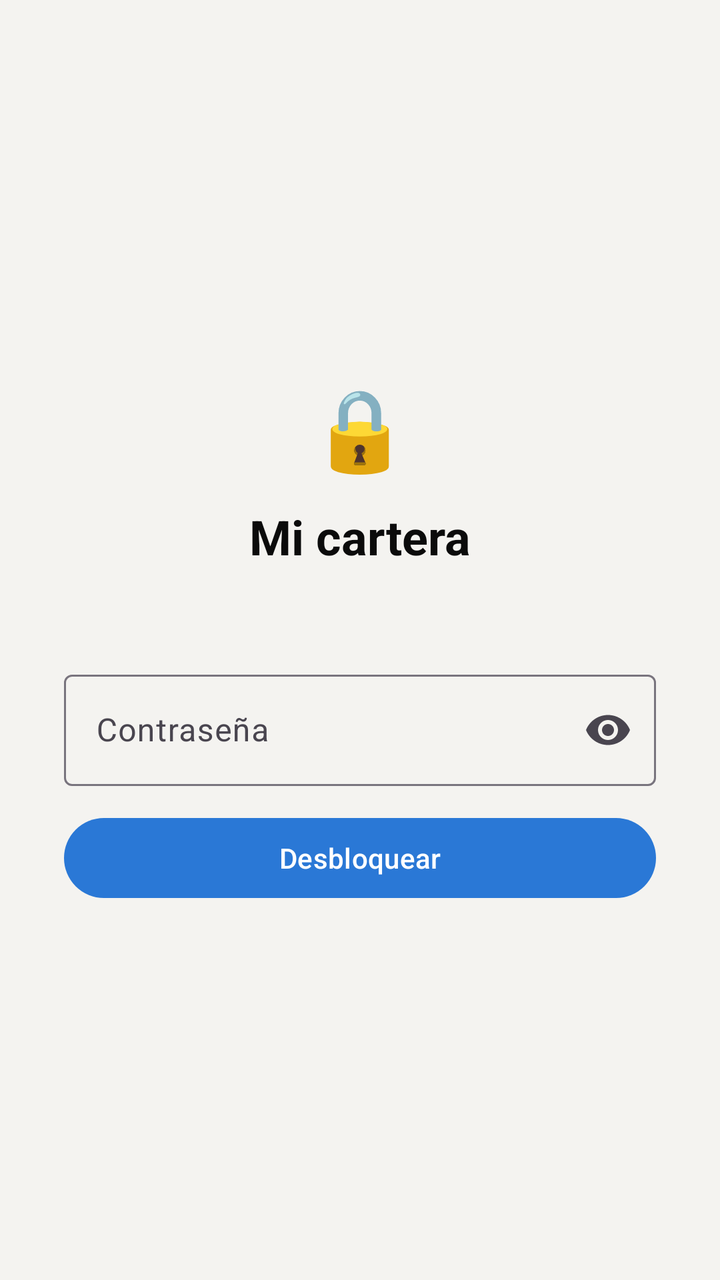
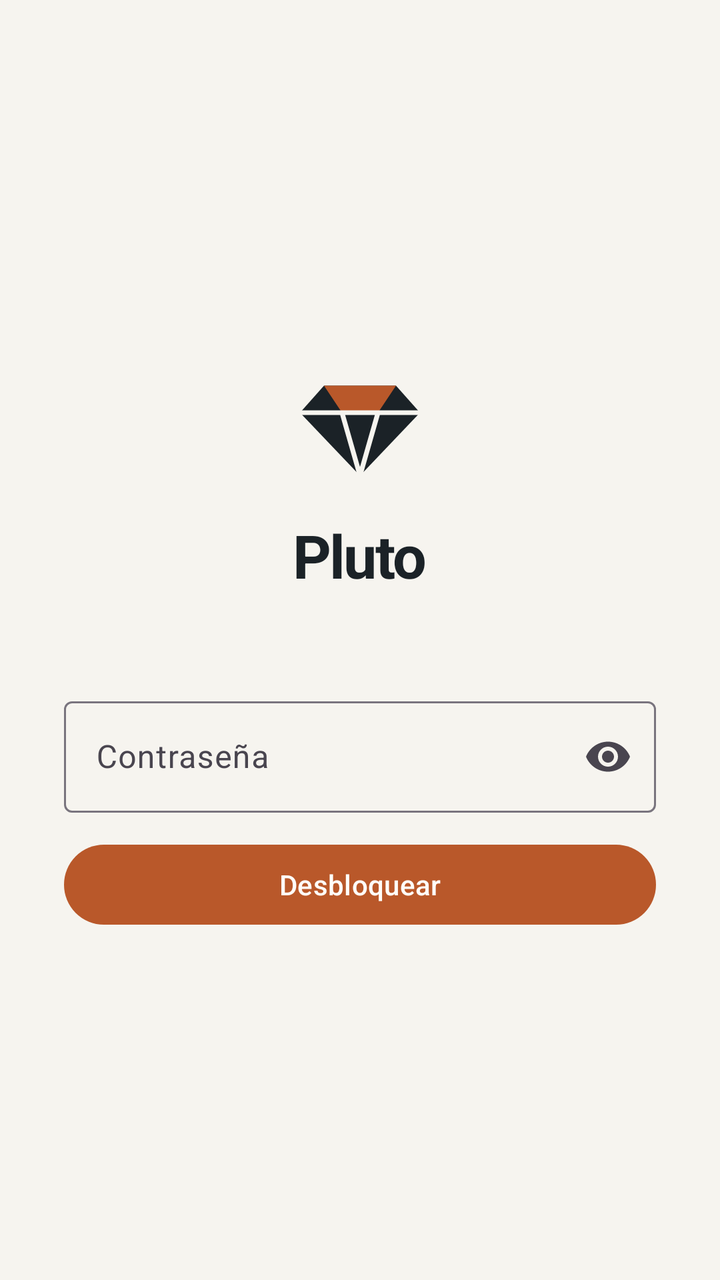

Compare the two renders of this Android layout. The source of the first and the diff that turns it into the second are given below.
<!-- AndroidManifest.xml: application theme Theme.Cartera -->
<!-- res/layout/activity_main.xml -->
<?xml version="1.0" encoding="utf-8"?>
<FrameLayout xmlns:android="http://schemas.android.com/apk/res/android"
    android:layout_width="match_parent"
    android:layout_height="match_parent"
    android:background="@color/fondo">

    <WebView
        android:id="@+id/web"
        android:layout_width="match_parent"
        android:layout_height="match_parent"
        android:visibility="gone" />

    <LinearLayout
        android:id="@+id/bloqueo"
        android:layout_width="match_parent"
        android:layout_height="match_parent"
        android:gravity="center"
        android:orientation="vertical"
        android:padding="32dp">

        <TextView
            android:layout_width="wrap_content"
            android:layout_height="wrap_content"
            android:text="🔒"
            android:textSize="40sp" />

        <TextView
            android:layout_width="wrap_content"
            android:layout_height="wrap_content"
            android:layout_marginTop="12dp"
            android:text="@string/bloqueo_titulo"
            android:textColor="@color/texto"
            android:textSize="24sp"
            android:textStyle="bold" />

        <TextView
            android:id="@+id/estado"
            android:layout_width="wrap_content"
            android:layout_height="wrap_content"
            android:layout_marginTop="6dp"
            android:layout_marginBottom="24dp"
            android:gravity="center"
            android:textColor="@color/texto2"
            android:textSize="13sp" />

        <com.google.android.material.textfield.TextInputLayout
            android:layout_width="match_parent"
            android:layout_height="wrap_content"
            android:hint="@string/password_hint"
            app:endIconMode="password_toggle"
            xmlns:app="http://schemas.android.com/apk/res-auto">

            <com.google.android.material.textfield.TextInputEditText
                android:id="@+id/password"
                android:layout_width="match_parent"
                android:layout_height="wrap_content"
                android:importantForAutofill="no"
                android:inputType="textPassword"
                android:imeOptions="actionDone" />
        </com.google.android.material.textfield.TextInputLayout>

        <CheckBox
            android:id="@+id/recordar"
            android:layout_width="match_parent"
            android:layout_height="wrap_content"
            android:layout_marginTop="8dp"
            android:text="@string/recordar_huella"
            android:textColor="@color/texto2"
            android:visibility="gone" />

        <Button
            android:id="@+id/desbloquear"
            android:layout_width="match_parent"
            android:layout_height="wrap_content"
            android:layout_marginTop="12dp"
            android:text="@string/desbloquear" />

        <Button
            android:id="@+id/huella"
            style="@style/Widget.Material3.Button.OutlinedButton"
            android:layout_width="match_parent"
            android:layout_height="wrap_content"
            android:layout_marginTop="4dp"
            android:text="@string/usar_huella"
            android:visibility="gone" />

        <ProgressBar
            android:id="@+id/progreso"
            android:layout_width="wrap_content"
            android:layout_height="wrap_content"
            android:layout_marginTop="16dp"
            android:visibility="gone" />
    </LinearLayout>
</FrameLayout>
<!-- resources referenced by this layout -->
<resources>
  <color name="fondo">#F4F3F0</color>
  <color name="texto">#0B0B0B</color>
  <color name="texto2">#52514E</color>
  <string name="bloqueo_titulo">Mi cartera</string>
  <string name="desbloquear">Desbloquear</string>
  <string name="password_hint">Contraseña</string>
  <string name="recordar_huella">Usar huella la próxima vez</string>
  <string name="usar_huella">Desbloquear con huella</string>
  <style name="Theme.Cartera" parent="Theme.Material3.DayNight">
          <item name="colorPrimary">@color/acento</item>
          <item name="android:colorBackground">@color/fondo</item>
          <item name="android:windowBackground">@color/fondo</item>
          <item name="android:statusBarColor">@color/fondo</item>
          <item name="android:navigationBarColor">@color/fondo</item>
      </style>
  <color name="acento">#2A78D6</color>
</resources>

<!-- the commit's change to res/layout/activity_main.xml (unified diff, before → after) -->
@@ -18,11 +18,11 @@
         android:orientation="vertical"
         android:padding="32dp">
 
-        <TextView
-            android:layout_width="wrap_content"
-            android:layout_height="wrap_content"
-            android:text="🔒"
-            android:textSize="40sp" />
+        <ImageView
+            android:layout_width="72dp"
+            android:layout_height="72dp"
+            android:contentDescription="@string/app_name"
+            android:src="@drawable/logo_gema" />
 
         <TextView
             android:layout_width="wrap_content"
@@ -30,7 +30,8 @@
             android:layout_marginTop="12dp"
             android:text="@string/bloqueo_titulo"
             android:textColor="@color/texto"
-            android:textSize="24sp"
+            android:textSize="30sp"
+            android:letterSpacing="-0.03"
             android:textStyle="bold" />
 
         <TextView
<!-- resource entries referenced after the edit -->
@@ -1,20 +1,34 @@
 <!-- resources referenced by this layout -->
 <resources>
-  <color name="fondo">#F4F3F0</color>
-  <color name="texto">#0B0B0B</color>
-  <color name="texto2">#52514E</color>
-  <string name="bloqueo_titulo">Mi cartera</string>
+  <color name="fondo">#F6F4EF</color>
+  <color name="texto">#1B2227</color>
+  <color name="texto2">#4B5760</color>
+  <!-- drawable logo_gema (drawable) -->
+  <vector xmlns:android="http://schemas.android.com/apk/res/android"
+      android:width="72dp" android:height="72dp"
+      android:viewportWidth="96" android:viewportHeight="96">
+      <path android:fillColor="@color/texto" android:pathData="M24,26 H72 L88,44 L48,86 L8,44 Z"/>
+      <path android:fillColor="@color/acento" android:pathData="M24,26 L36,44 H60 L72,26 Z"/>
+      <path android:strokeColor="@color/fondo" android:strokeWidth="3.2" android:strokeLineJoin="round"
+          android:pathData="M8,44 H88 M36,44 L48,86 L60,44"/>
+  </vector>
+  <string name="app_name">Pluto</string>
+  <string name="bloqueo_titulo">Pluto</string>
   <string name="desbloquear">Desbloquear</string>
   <string name="password_hint">Contraseña</string>
   <string name="recordar_huella">Usar huella la próxima vez</string>
   <string name="usar_huella">Desbloquear con huella</string>
   <style name="Theme.Cartera" parent="Theme.Material3.DayNight">
           <item name="colorPrimary">@color/acento</item>
+          <item name="colorOnPrimary">@color/sobre_acento</item>
+          <item name="colorSurface">@color/superficie</item>
           <item name="android:colorBackground">@color/fondo</item>
           <item name="android:windowBackground">@color/fondo</item>
           <item name="android:statusBarColor">@color/fondo</item>
           <item name="android:navigationBarColor">@color/fondo</item>
       </style>
-  <color name="acento">#2A78D6</color>
+  <color name="acento">#B9582A</color>
+  <color name="sobre_acento">#FFFDF9</color>
+  <color name="superficie">#FFFDF9</color>
 </resources>
 
